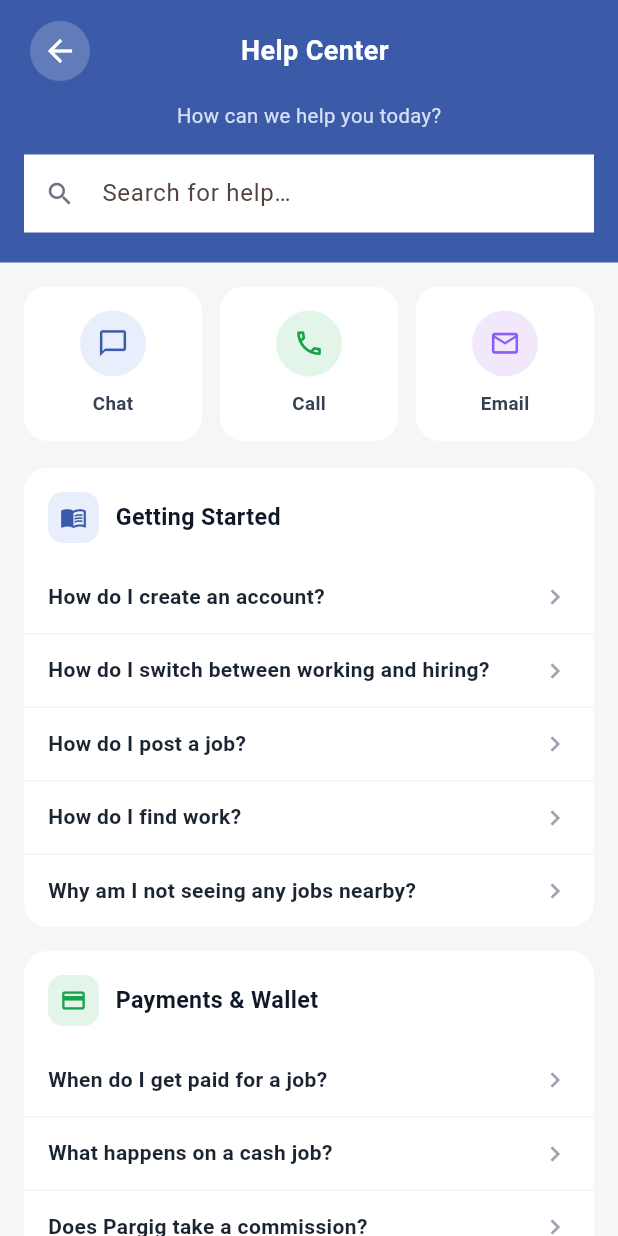
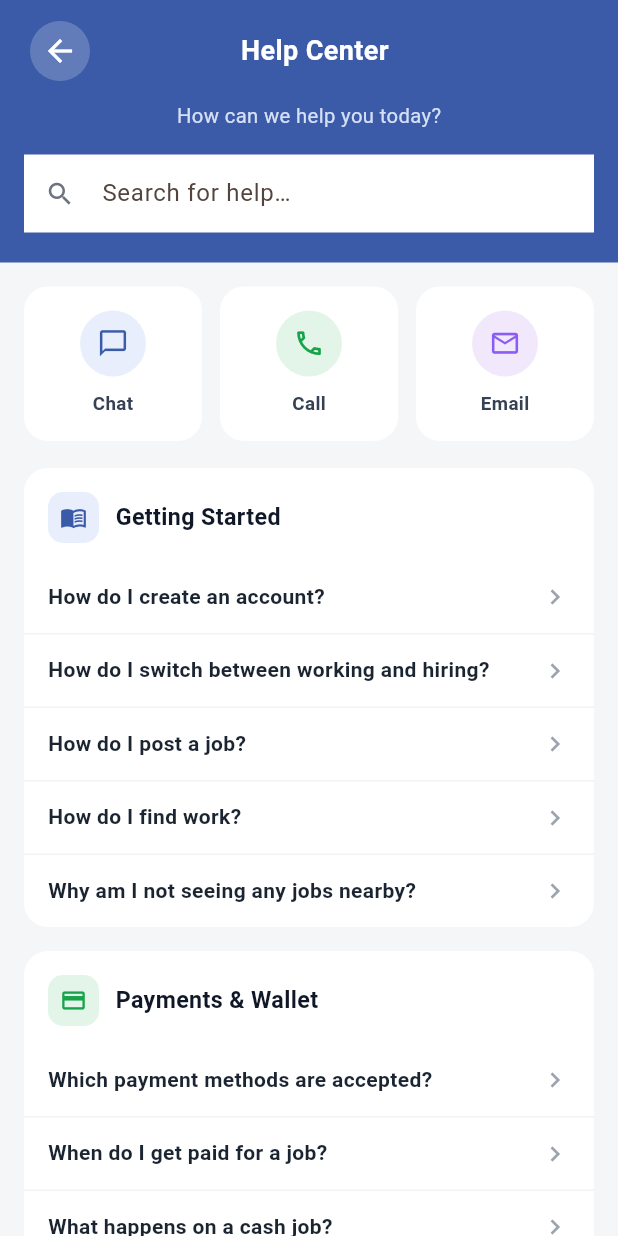
Before and after one commit to wellfin/pargig2, a Flutter app: the HelpCenterScreen screen opened by its route, on a phone screen of 412 x 824 dp. Run offline on Flutter 3.47's test engine with Material 3 defaults, Android fonts, the phone set to English and light mode, and no system bars; our stand-ins replace audioplayers, firebase_core, flutter_tts, geocoding, geolocator, google_maps_flutter and 7 more; missing offline and left inert: razorpay_flutter; accounts and stored records are empty; network calls fail.

Commit message:
Add a "Which payment methods are accepted?" answer
First in the Payments & Wallet section, because it is asked before
any of the others and the answer decides which of them applies.

The list is what the picker actually draws: UPI apps, cards, Cash on
Delivery, Pargig Wallet. Net banking is in the backend's method enum
but is never offered anywhere in the app, so it is left out rather
than promised — the supplied copy had already left it out, correctly.

"PARGIG Wallet, only if enabled" became "if your balance covers the
amount". There is no enable switch; there is a balance check that
refuses and names the shortfall, and that is what somebody actually
runs into.

Cash gets its own line at the end. It is the one method where nothing
passes through PARGIG, so there is no held payment and nothing to
release, and that difference is the subject of two other answers in
this section.

Co-Authored-By: Claude Opus 5 <noreply@anthropic.com>

```diff
--- a/mobile/lib/screens/help_center_screen.dart
+++ b/mobile/lib/screens/help_center_screen.dart
@@ -743,6 +743,41 @@ const _catalogue = <_Section>[
     iconBg: Color(0xFFE3F5E8),
     iconColor: Color(0xFF16A34A),
     items: [
+      // First in the section: it is the question asked before any of
+      // the others, and the answer decides which of them applies.
+      //
+      // The list matches what the picker actually draws — UPI apps,
+      // cards, Cash on Delivery, Pargig Wallet. Net banking is in the
+      // backend's method enum but is never offered, so it is left out
+      // rather than promised.
+      //
+      // "Wallet, if enabled" became "if your balance covers it":
+      // there is no enable switch, there is a balance check that
+      // refuses when it is short, and that is what somebody will
+      // actually run into.
+      _Faq(
+        'Which payment methods are accepted?',
+        'UPI — Paytm, PhonePe, Google Pay, Amazon Pay or '
+            'Freecharge.\n'
+            'Debit and credit cards.\n'
+            'Cash on Delivery — you hand the money over in person.\n'
+            'PARGIG Wallet — if your balance covers the amount. If it '
+            'does not, the app says how much is short and you can add '
+            'money and try again.\n'
+            '\n'
+            'How it goes:\n'
+            '1. Open the payment screen for the job, or Add Money for '
+            'a top-up.\n'
+            '2. Check the amount and any charges shown.\n'
+            '3. Pick a method.\n'
+            '4. Complete the payment.\n'
+            '5. The status appears in the app — on the job for a job '
+            'payment, in your wallet history for a top-up.\n'
+            '\n'
+            'Cash works differently from the rest: nothing passes '
+            'through PARGIG, so there is no held payment and nothing '
+            'to release. See “What happens on a cash job?”.',
+      ),
       // Two paths, and they differ on the one point people most want
       // answered: who is holding the money right now.
       //
```
